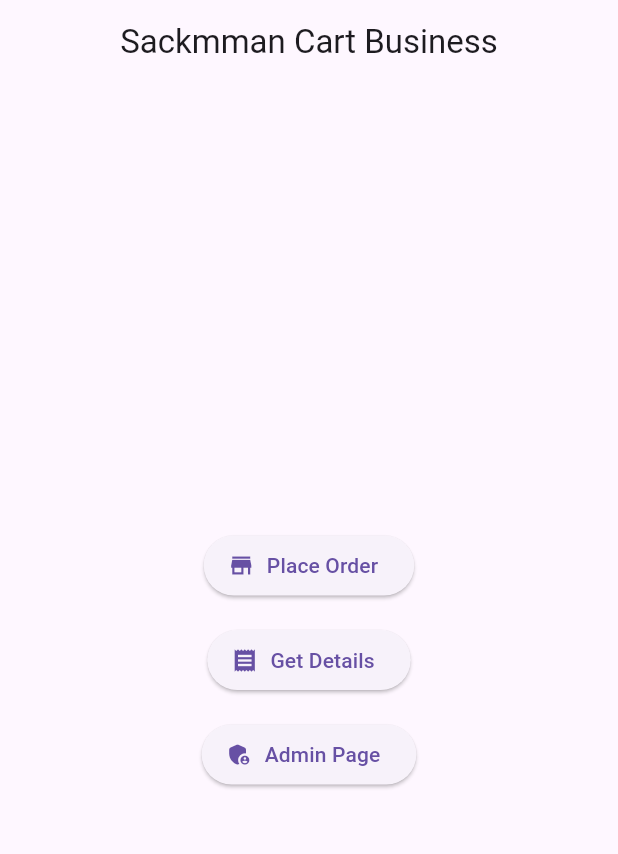
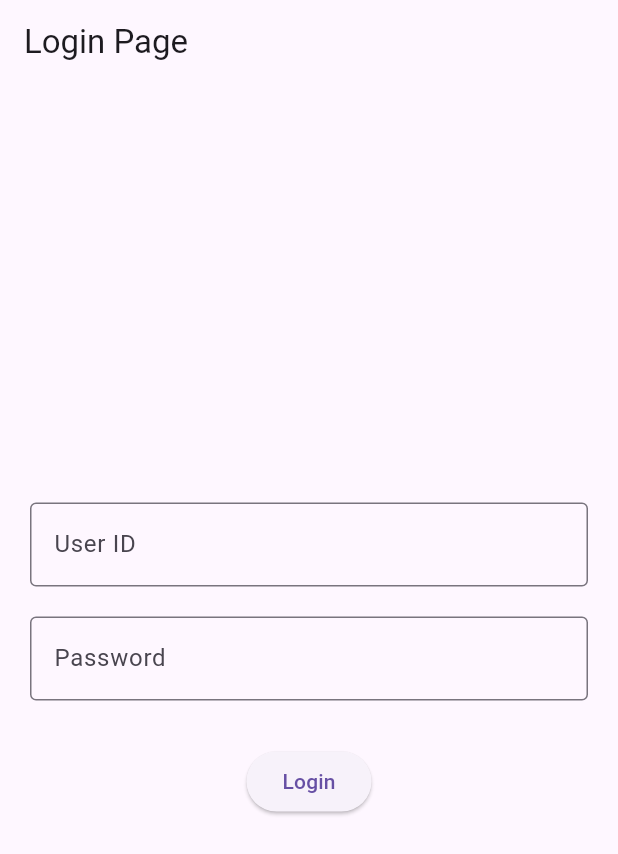
Before and after one commit to Guhan2003/sackman_cart_b2b, a Flutter app: the screen it shows after launch, on a phone screen of 412 x 824 dp. Shown: the top 854 px of the screen. Run offline on Flutter 3.47's test engine with Material 3 defaults, Android fonts, the phone set to English and light mode, and no system bars; our stand-ins replace cloud_firestore, dropdown_search, firebase_core, fluttertoast, get, pdf and 1 more; accounts and stored records are empty.

Commit message:
add authpage and auth functionality for vendor

```diff
--- a/lib/main.dart
+++ b/lib/main.dart
@@ -3,24 +3,24 @@ import 'package:flutter/material.dart';
 import 'package:get/get_navigation/src/root/get_material_app.dart';
 import 'package:sackmman_cart_b2b/firebase_options.dart';
 import 'package:sackmman_cart_b2b/screen/main_page.dart';
+import 'package:sackmman_cart_b2b/screen/vendor_page/vendor_auth.dart';
 
-void main() async{
+void main() async {
   WidgetsFlutterBinding.ensureInitialized();
-  await Firebase.initializeApp(
-    options: DefaultFirebaseOptions.currentPlatform,
-  );
+  await Firebase.initializeApp(options: DefaultFirebaseOptions.currentPlatform);
 
-  runApp(const MainApp());
+  runApp(MainApp());
 }
 
 class MainApp extends StatelessWidget {
-  const MainApp({super.key});
+  MainApp({super.key});
+  bool isvendor = true;
 
   @override
   Widget build(BuildContext context) {
-    return const GetMaterialApp(
-      home: MainPage(),
-      debugShowCheckedModeBanner: false
+    return GetMaterialApp(
+      home: isvendor ? VendorAuth() : MainPage(),
+      debugShowCheckedModeBanner: false,
     );
   }
 }
--- /dev/null
+++ b/lib/screen/vendor_page/vendor_auth.dart
@@ -0,0 +1,62 @@
+import 'package:flutter/material.dart';
+import 'package:get/get.dart';
+import 'package:sackmman_cart_b2b/controller/auth_controller.dart';
+
+class VendorAuth extends StatefulWidget {
+  const VendorAuth({super.key});
+
+  @override
+  State<VendorAuth> createState() => _VendorAuthState();
+}
+
+class _VendorAuthState extends State<VendorAuth> {
+  final TextEditingController userIdController = TextEditingController();
+  final TextEditingController passwordController = TextEditingController();
+  final itemController = Get.put(AuthController());
+
+  @override
+  Widget build(BuildContext context) {
+    return Scaffold(
+      appBar: AppBar(title: const Text('Login Page')),
+      body: Padding(
+        padding: const EdgeInsets.all(20.0),
+        child: Column(
+          mainAxisAlignment: MainAxisAlignment.center,
+          children: [
+            // User ID Field
+            TextField(
+              controller: userIdController,
+              decoration: const InputDecoration(
+                labelText: 'User ID',
+                border: OutlineInputBorder(),
+              ),
+            ),
+            const SizedBox(height: 20),
+
+            // Password Field
+            TextField(
+              controller: passwordController,
+              obscureText: true,
+              keyboardType: TextInputType.number,
+              decoration: const InputDecoration(
+                labelText: 'Password',
+                border: OutlineInputBorder(),
+              ),
+            ),
+            const SizedBox(height: 30),
+
+            // Login Button
+            ElevatedButton(
+              onPressed: () {
+                String userId = userIdController.text.trim();
+                String password = passwordController.text.trim();
+                itemController.loginVendor(context, userId, password);
+              },
+              child: const Text('Login'),
+            ),
+          ],
+        ),
+      ),
+    );
+  }
+}
--- /dev/null
+++ b/lib/utils/sackmman_methods.dart
@@ -0,0 +1,3 @@
+class SackmmanMethods {
+
+}
--- a/pubspec.yaml
+++ b/pubspec.yaml
@@ -16,6 +16,7 @@ dependencies:
   dropdown_search: ^6.0.2
   pdf: ^3.11.3
   printing: ^5.14.2
+  shared_preferences: ^2.5.3
 
 dev_dependencies:
   flutter_test:
```
Also changed, not shown: lib/controller/auth_controller.dart (+46 -1 lines), lib/services/data_services.dart (+22 -4 lines), 1 other file.
